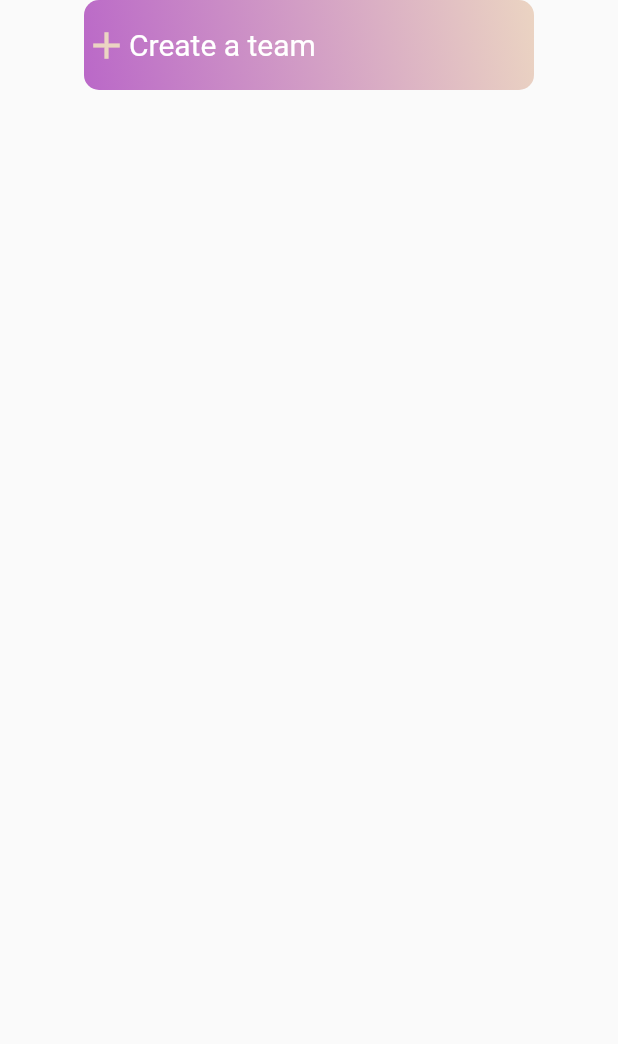
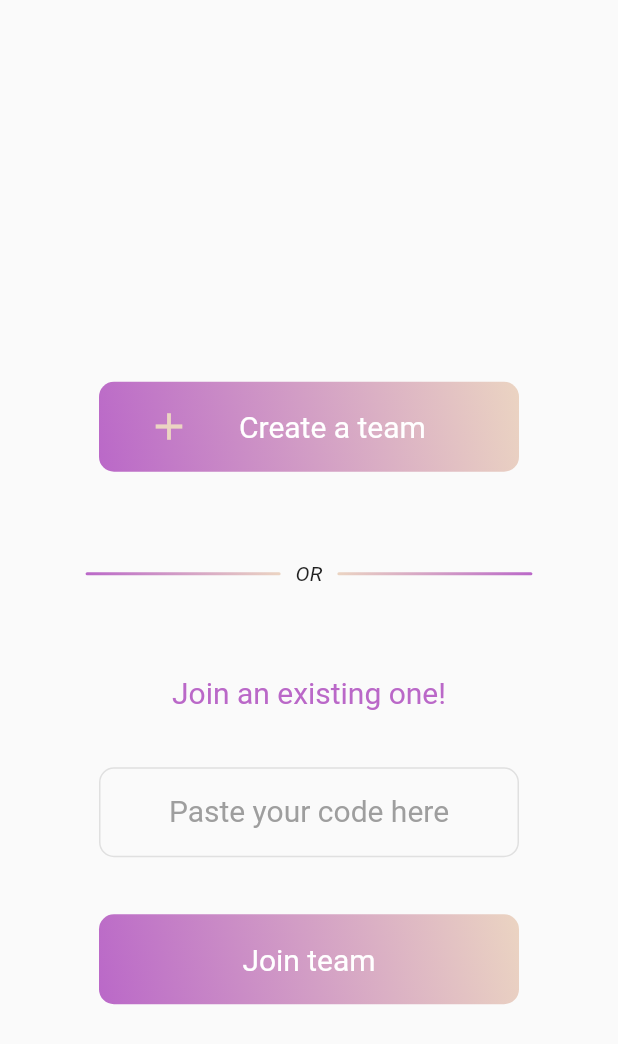
Before and after one commit to bhavika3011/eduthon_frontend, a Flutter app: the JoinOrCreateTeam screen opened directly, on a phone screen of 412 x 824 dp. Shown: the top 1044 px of the screen. Run offline on Flutter 3.47's test engine with Material 2 defaults, Android fonts, the phone set to English and light mode, and no system bars; our stand-ins replace font_awesome_flutter, simple_animations, validators.

Commit message:
join or create done, home init

```diff
--- a/lib/main.dart
+++ b/lib/main.dart
@@ -1,8 +1,8 @@
-import 'package:eduthon/colors.dart';
+import 'package:eduthon/screens/joinorcreate.dart';
+import 'package:eduthon/shared/fade_animation.dart';
+import 'package:eduthon/theme/colors.dart';
 import 'package:flutter/material.dart';
 import 'package:validators/validators.dart';
-
-import 'fade_animation.dart';
 
 void main() => runApp(MaterialApp(
       debugShowCheckedModeBanner: false,
@@ -380,40 +380,3 @@ class BottomWaveClipper extends CustomClipper<Path> {
   @override
   bool shouldReclip(CustomClipper<Path> oldClipper) => false;
 }
-
-class JoinOrCreateTeam extends StatefulWidget {
-  @override
-  _JoinOrCreateTeamState createState() => _JoinOrCreateTeamState();
-}
-
-class _JoinOrCreateTeamState extends State<JoinOrCreateTeam> {
-  @override
-  Widget build(BuildContext context) {
-    return SafeArea(
-      child: Scaffold(
-        body: Column(crossAxisAlignment: CrossAxisAlignment.center, children: [
-          Center(
-            child: Container(
-                height: 60,
-                width: 300,
-                decoration: BoxDecoration(
-                  borderRadius: BorderRadius.circular(10),
-                  gradient: LinearGradient(
-                      colors: [iconColor, mainColor],
-                      begin: Alignment.topRight,
-                      end: Alignment.bottomLeft),
-                ),
-                child: Row(
-                  mainAxisAlignment: MainAxisAlignment.start,
-                  children: [
-                    Icon(Icons.add, size: 30, color: iconColor),
-                    Text("Create a team",
-                        style: TextStyle(color: Colors.white, fontSize: 20))
-                  ],
-                )),
-          )
-        ]),
-      ),
-    );
-  }
-}
--- /dev/null
+++ b/lib/screens/home.dart
@@ -0,0 +1,30 @@
+import 'package:eduthon/theme/colors.dart';
+import 'package:flutter/material.dart';
+import 'package:font_awesome_flutter/font_awesome_flutter.dart';
+
+class HomeScreen extends StatefulWidget {
+  @override
+  _HomeScreenState createState() => _HomeScreenState();
+}
+
+class _HomeScreenState extends State<HomeScreen> {
+  @override
+  Widget build(BuildContext context) {
+    return Scaffold(
+        bottomNavigationBar: BottomNavigationBar(
+            selectedItemColor: mainColor,
+            unselectedItemColor: iconColor,
+            items: [
+          BottomNavigationBarItem(
+              icon: Icon(FontAwesomeIcons.users), title: Text("Team")),
+          BottomNavigationBarItem(
+              icon: Icon(FontAwesomeIcons.comments), title: Text("Chat")),
+          BottomNavigationBarItem(
+              icon: Icon(FontAwesomeIcons.tasks), title: Text("Tasks")),
+          BottomNavigationBarItem(
+              icon: Icon(FontAwesomeIcons.youtube), title: Text("Watch")),
+          BottomNavigationBarItem(
+              icon: Icon(FontAwesomeIcons.user), title: Text("Profile")),
+        ]));
+  }
+}
--- /dev/null
+++ b/lib/screens/joinorcreate.dart
@@ -0,0 +1,177 @@
+import 'package:eduthon/screens/home.dart';
+import 'package:eduthon/theme/colors.dart';
+import 'package:flutter/material.dart';
+
+class JoinOrCreateTeam extends StatefulWidget {
+  @override
+  _JoinOrCreateTeamState createState() => _JoinOrCreateTeamState();
+}
+
+class _JoinOrCreateTeamState extends State<JoinOrCreateTeam> {
+  TextEditingController controller;
+
+  @override
+  void initState() {
+    super.initState();
+    controller = TextEditingController();
+  }
+
+  @override
+  Widget build(BuildContext context) {
+    return SafeArea(
+      child: Scaffold(
+        body: Center(
+          child: SingleChildScrollView(
+            child: Column(
+                crossAxisAlignment: CrossAxisAlignment.center,
+                children: [
+                  SizedBox(height: 100),
+                  InkWell(
+                    onTap: () {
+                      print("button tapped");
+                    },
+                    child: Container(
+                        height: 60,
+                        width: 280,
+                        decoration: BoxDecoration(
+                          borderRadius: BorderRadius.circular(10),
+                          gradient: LinearGradient(
+                              colors: [iconColor, mainColor],
+                              begin: Alignment.topRight,
+                              end: Alignment.bottomLeft),
+                        ),
+                        child: Row(
+                          mainAxisAlignment: MainAxisAlignment.start,
+                          children: [
+                            Expanded(
+                                flex: 3,
+                                child: Icon(Icons.add,
+                                    size: 30, color: iconColor)),
+                            Expanded(
+                              flex: 6,
+                              child: Text("Create a team",
+                                  style: TextStyle(
+                                      color: Colors.white, fontSize: 20)),
+                            )
+                          ],
+                        )),
+                  ),
+                  SizedBox(height: 60),
+                  Row(
+                    mainAxisAlignment: MainAxisAlignment.center,
+                    children: [
+                      Padding(
+                        padding: EdgeInsets.symmetric(horizontal: 10.0),
+                        child: Container(
+                          decoration: BoxDecoration(
+                            borderRadius: BorderRadius.circular(10),
+                            gradient: LinearGradient(
+                                colors: [iconColor, mainColor],
+                                begin: Alignment.topRight,
+                                end: Alignment.bottomLeft),
+                          ),
+                          height: 2.0,
+                          width: 130.0,
+                        ),
+                      ),
+                      Text("OR", style: TextStyle(fontStyle: FontStyle.italic)),
+                      Padding(
+                        padding: EdgeInsets.symmetric(horizontal: 10.0),
+                        child: Container(
+                          decoration: BoxDecoration(
+                            borderRadius: BorderRadius.circular(10),
+                            gradient: LinearGradient(
+                                colors: [mainColor, iconColor],
+                                begin: Alignment.topRight,
+                                end: Alignment.bottomLeft),
+                          ),
+                          height: 2.0,
+                          width: 130.0,
+                        ),
+                      ),
+                    ],
+                  ),
+                  SizedBox(height: 60),
+                  Container(
+                      child: Column(
+                    children: [
+                      Text("Join an existing one!",
+                          style: TextStyle(color: mainColor, fontSize: 20)),
+                      SizedBox(height: 20),
+                      Container(
+                        padding: EdgeInsets.all(18.0),
+                        child: SizedBox(
+                          width: 280,
+                          height: 60,
+                          child: TextFormField(
+                            textAlign: TextAlign.center,
+                            controller: controller,
+                            validator: (value) {
+                              if (value.isEmpty)
+                                return "Please enter a password";
+                              return null;
+                            },
+                            style: TextStyle(
+                                fontSize: 20,
+                                color: Colors.black,
+                                fontWeight: FontWeight.bold),
+                            decoration: InputDecoration(
+                                border: OutlineInputBorder(
+                                    borderRadius: BorderRadius.circular(10),
+                                    borderSide:
+                                        BorderSide(color: Colors.grey[300])),
+                                enabledBorder: OutlineInputBorder(
+                                    borderRadius: BorderRadius.circular(10),
+                                    borderSide:
+                                        BorderSide(color: Colors.grey[300])),
+                                focusedBorder: OutlineInputBorder(
+                                    borderRadius: BorderRadius.circular(10),
+                                    borderSide:
+                                        BorderSide(color: Colors.purple[300])),
+                                hintText: "Paste your code here",
+                                hintStyle: TextStyle(
+                                    color: Colors.grey[500],
+                                    fontWeight: FontWeight.normal,
+                                    fontSize: 20)),
+                          ),
+                        ),
+                      ),
+                      SizedBox(height: 20),
+                      InkWell(
+                          onTap: () {
+                            print("button tapped");
+                          },
+                          child: Container(
+                              height: 60,
+                              width: 280,
+                              decoration: BoxDecoration(
+                                borderRadius: BorderRadius.circular(10),
+                                gradient: LinearGradient(
+                                    colors: [iconColor, mainColor],
+                                    begin: Alignment.topRight,
+                                    end: Alignment.bottomLeft),
+                              ),
+                              child: InkWell(
+                                onTap: () {
+                                  Navigator.push(
+                                      context,
+                                      MaterialPageRoute(
+                                          builder: (builder) => HomeScreen()));
+                                },
+                                child: Center(
+                                  child: Text(
+                                    "Join team",
+                                    style: TextStyle(
+                                        color: Colors.white, fontSize: 20),
+                                  ),
+                                ),
+                              )))
+                    ],
+                  )),
+                ]),
+          ),
+        ),
+      ),
+    );
+  }
+}
--- a/pubspec.yaml
+++ b/pubspec.yaml
@@ -13,6 +13,8 @@ dependencies:
     sdk: flutter
   simple_animations: ^2.2.1
   validators: ^2.0.1
+  navigation_dot_bar: ^0.1.3
+  font_awesome_flutter: ^8.8.1
 
   cupertino_icons: ^0.1.3
 
```
Also changed, not shown: lib/shared/fade_animation.dart (renamed from lib/fade_animation.dart), lib/theme/colors.dart (renamed from lib/colors.dart), pubspec.lock.
